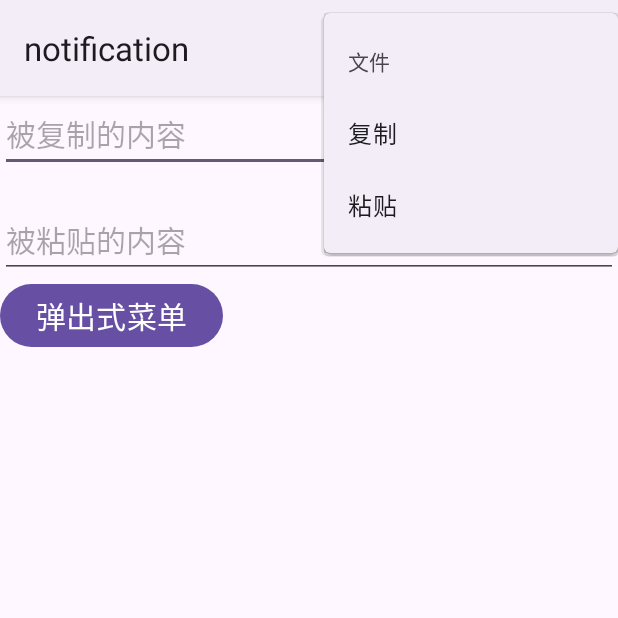
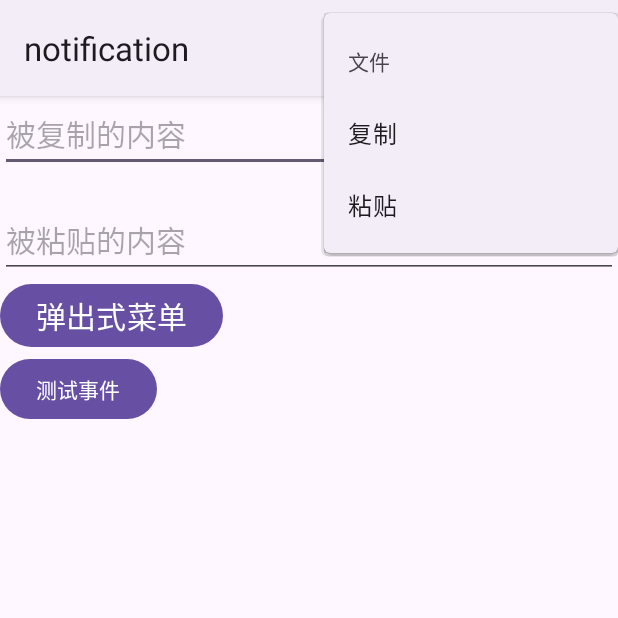
Before and after one commit to ikunhuaji/Android_Learn, an Android app: the MenuActivity screen opened directly, with no data from a screen before it, in the options menu, after a tap on "文件", on a phone screen of 412 x 824 dp, the top half of it. Run offline under Robolectric (Android 15) with nearby library versions, the phone set to English and light mode, and no system bars.

Commit message:
create button test

```diff
--- a/notification/src/main/java/com/software/notification/menu/MenuActivity.java
+++ b/notification/src/main/java/com/software/notification/menu/MenuActivity.java
@@ -7,9 +7,11 @@ import android.content.ClipData;
 import android.content.ClipboardManager;
 import android.content.Context;
 import android.os.Bundle;
+import android.util.Log;
 import android.view.ContextMenu;
 import android.view.Menu;
 import android.view.MenuItem;
+import android.view.MotionEvent;
 import android.view.View;
 import android.widget.Button;
 import android.widget.EditText;
@@ -23,6 +25,9 @@ public class MenuActivity extends AppCompatActivity {
     private EditText edt_paste;
     private EditText edt_copy;
     private Button btn_popupmenu;
+
+    private final String TAG = "msg";
+    private Button btn_test;
 
     @Override
     protected void onCreate(Bundle savedInstanceState) {
@@ -54,12 +59,37 @@ public class MenuActivity extends AppCompatActivity {
             popupMenu.show();
 
         });
+
+        btn_test.setOnLongClickListener(new View.OnLongClickListener() {//长按
+            @Override
+            public boolean onLongClick(View v) {
+                Log.i(TAG,"长按");
+                return false;
+            }
+        });
+
+        btn_test.setOnTouchListener(new View.OnTouchListener() {
+            @Override
+            public boolean onTouch(View v, MotionEvent event) {
+                int action = event.getAction();
+                if(action==MotionEvent.ACTION_DOWN) {
+                    Log.i(TAG,"触摸上");
+
+                }
+                if (action==MotionEvent.ACTION_UP) {
+                    Log.i(TAG, "失去触摸");
+                }
+
+                return false;
+            }
+        });
     }
 
     private void initView() {
         edt_copy = findViewById(R.id.edt_copy);
         edt_paste = findViewById(R.id.edt_paste);
         btn_popupmenu = findViewById(R.id.btn_popupmenu);
+        btn_test = findViewById(R.id.btn_test);
     }
 
     @Override
@@ -103,4 +133,8 @@ public class MenuActivity extends AppCompatActivity {
         }
         return super.onContextItemSelected(item);
     }
+
+    public  void handleClick(View view){
+        Log.i(TAG,"弹起");
+    }
 }
--- a/notification/src/main/res/layout/activity_menu.xml
+++ b/notification/src/main/res/layout/activity_menu.xml
@@ -26,4 +26,11 @@
         android:id="@+id/btn_popupmenu"
         android:textSize="20sp"/>
 
+    <Button
+        android:layout_width="wrap_content"
+        android:layout_height="wrap_content"
+        android:text="测试事件"
+        android:onClick="handleClick"
+        android:id="@+id/btn_test"/>
+
 </LinearLayout>
```
